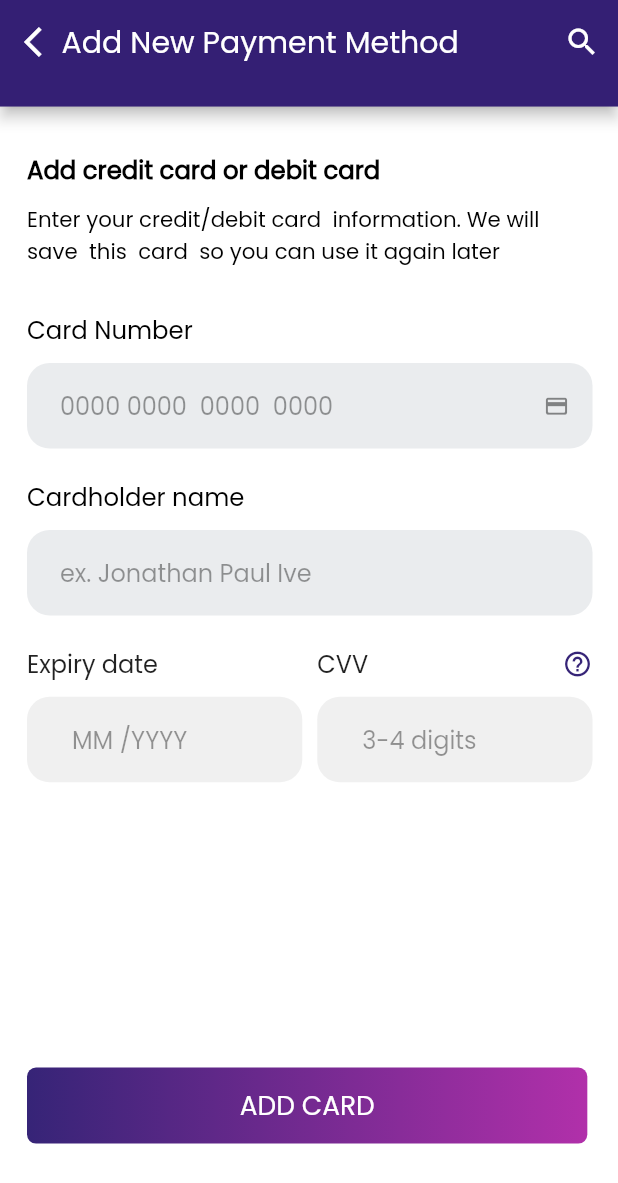
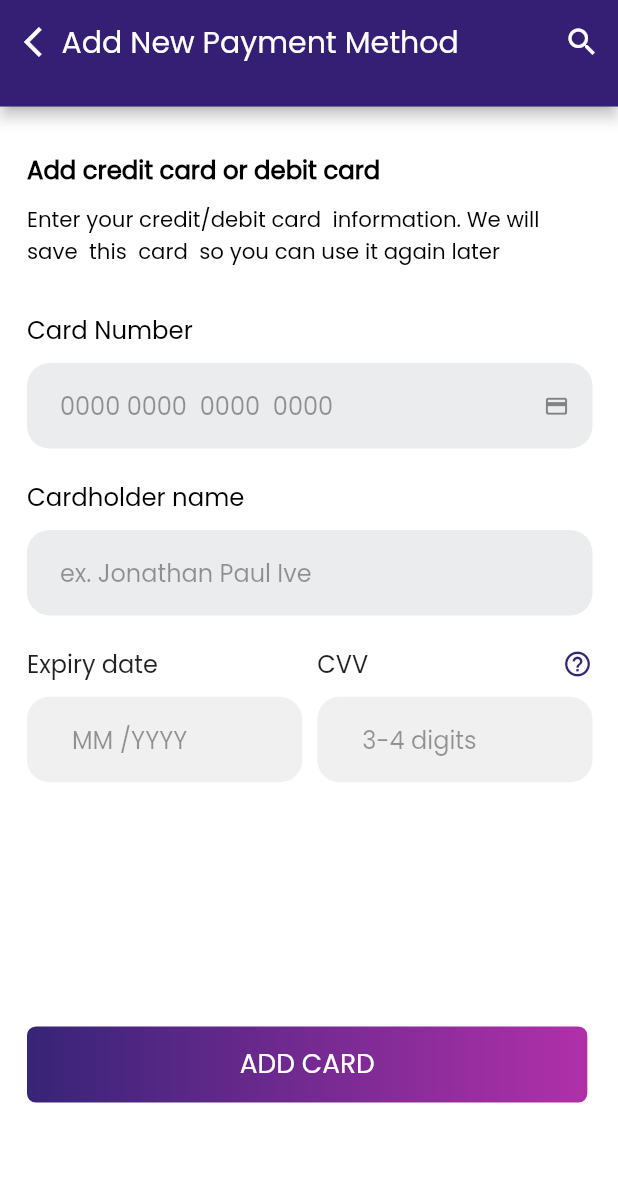
Before and after one commit to Roy-Tuhin/figmaToFluttertest, a Flutter app: the screen it shows after launch, scrolled down 181 dp, after a tap on "SAVE", on a phone screen of 412 x 824 dp. Shown: the top 1183 px of the screen. Run offline on Flutter 3.47's test engine with Material 2 defaults, Android fonts, the phone set to English and light mode, and no system bars; our stand-ins replace date_time_picker, flutter_switch.

```diff
--- a/lib/screens/Payment_screen.dart
+++ b/lib/screens/Payment_screen.dart
@@ -355,7 +355,7 @@ class _Payment_ScreenPageState extends State<Payment_ScreenPage> {
                   //   ],
                   // ),
                   SizedBox(
-                    height: getProportionateScreenHeight(177),
+                    height: getProportionateScreenHeight(150),
                   ),
                   Container(
                     height: getProportionateScreenHeight(50),
--- a/lib/screens/Personal_SettingsPage.dart
+++ b/lib/screens/Personal_SettingsPage.dart
@@ -30,7 +30,7 @@ class _Personal_SettingPageState extends State<Personal_SettingPage> {
       onTap: () => FocusScope.of(context)
           .unfocus(), // Will dispaire keyboard on tap on empty place
       child: Scaffold(
-          backgroundColor: Color(0xffffffff),
+          backgroundColor: Colors.white,
           appBar: PreferredSize(
             preferredSize: Size.fromHeight(getProportionateScreenHeight(60)),
             child: AppBar(
```
